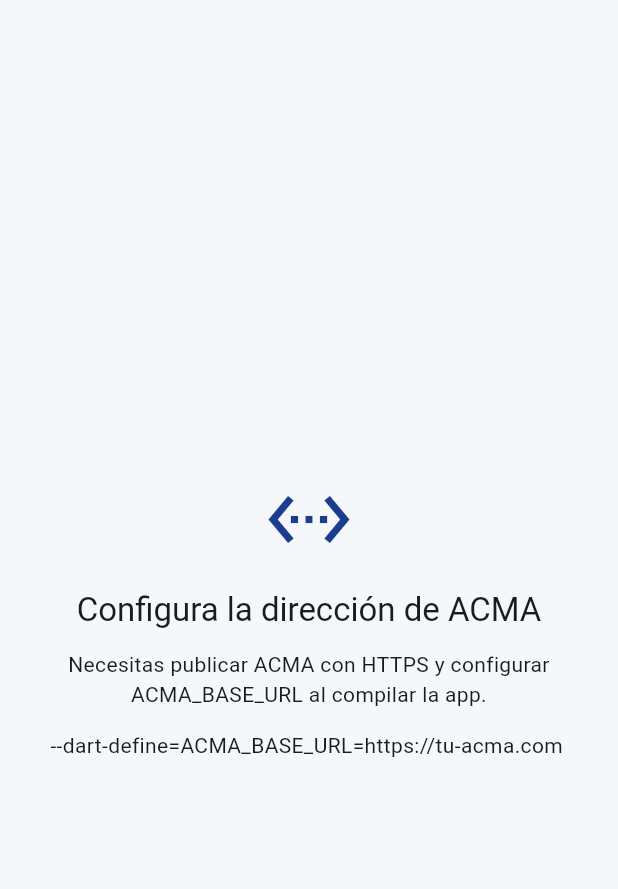
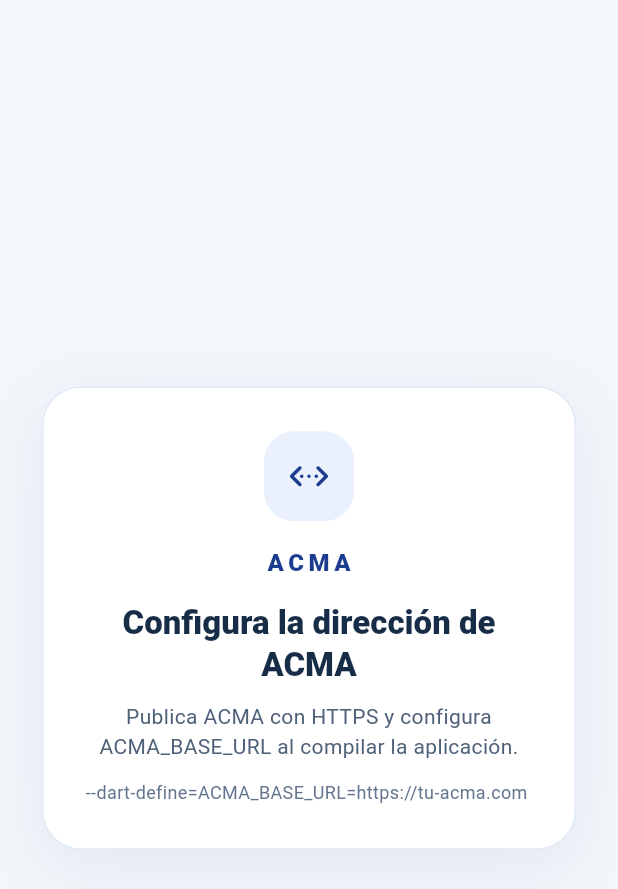
Before and after one commit to ZaidrakeOMG/acme-, a Flutter app: the screen it shows after launch, on a phone screen of 412 x 824 dp. Shown: the top 889 px of the screen. Run offline on Flutter 3.47's test engine with Material 3 defaults, Android fonts, the phone set to English and light mode, and no system bars; our stand-ins replace file_picker, permission_handler, webview_flutter; missing offline and left inert: webview_flutter_android.

Commit message:
feat(android): estados nativos, tema y carga consistentes con ACMA premium

```diff
--- a/mobile_flutter/lib/main.dart
+++ b/mobile_flutter/lib/main.dart
@@ -14,6 +14,12 @@ import 'configuracion_acma.dart';
 
 void main() {
   WidgetsFlutterBinding.ensureInitialized();
+  SystemChrome.setSystemUIOverlayStyle(const SystemUiOverlayStyle(
+    statusBarColor: Color(0xFF112846),
+    statusBarIconBrightness: Brightness.light,
+    systemNavigationBarColor: Color(0xFFF3F6FB),
+    systemNavigationBarIconBrightness: Brightness.dark,
+  ));
   runApp(const AplicacionAcma());
 }
 
@@ -25,9 +31,25 @@ class AplicacionAcma extends StatelessWidget {
         title: 'ACMA',
         debugShowCheckedModeBanner: false,
         theme: ThemeData(
-          colorScheme: ColorScheme.fromSeed(seedColor: const Color(0xFF1C3D8F)),
+          colorScheme: ColorScheme.fromSeed(
+            seedColor: const Color(0xFF1C3D8F),
+            surface: const Color(0xFFF3F6FB),
+          ),
           useMaterial3: true,
-          scaffoldBackgroundColor: const Color(0xFFF5F7FB),
+          scaffoldBackgroundColor: const Color(0xFFF3F6FB),
+          textTheme: const TextTheme(
+            headlineSmall: TextStyle(fontWeight: FontWeight.w800, color: Color(0xFF172D47)),
+            titleLarge: TextStyle(fontWeight: FontWeight.w800, color: Color(0xFF172D47)),
+            bodyMedium: TextStyle(color: Color(0xFF4E6179), height: 1.45),
+          ),
+          filledButtonTheme: FilledButtonThemeData(
+            style: FilledButton.styleFrom(
+              backgroundColor: const Color(0xFF1C3D8F),
+              foregroundColor: Colors.white,
+              minimumSize: const Size(160, 48),
+              shape: RoundedRectangleBorder(borderRadius: BorderRadius.circular(14)),
+            ),
+          ),
         ),
         home: const VistaAcma(),
       );
@@ -57,7 +79,7 @@ class _VistaAcmaState extends State<VistaAcma> {
 
     final controller = WebViewController()
       ..setJavaScriptMode(JavaScriptMode.unrestricted)
-      ..setBackgroundColor(const Color(0xFFF5F7FB))
+      ..setBackgroundColor(const Color(0xFFF3F6FB))
       ..setNavigationDelegate(
         NavigationDelegate(
           onProgress: (valor) {
@@ -169,18 +191,12 @@ class _VistaAcmaState extends State<VistaAcma> {
       return Scaffold(
         body: SafeArea(child: Center(child: Padding(
           padding: const EdgeInsets.all(28),
-          child: Column(mainAxisSize: MainAxisSize.min, children: [
-            const Icon(Icons.settings_ethernet, size: 58, color: Color(0xFF1C3D8F)),
-            const SizedBox(height: 18),
-            Text('Configura la dirección de ACMA', style: Theme.of(context).textTheme.titleLarge,
-                textAlign: TextAlign.center),
-            const SizedBox(height: 12),
-            const Text('Necesitas publicar ACMA con HTTPS y configurar ACMA_BASE_URL al compilar la app.',
-                textAlign: TextAlign.center),
-            const SizedBox(height: 14),
-            const SelectableText('--dart-define=ACMA_BASE_URL=https://tu-acma.com',
-                textAlign: TextAlign.center),
-          ]),
+          child: _PantallaAvisoAcma(
+            icono: Icons.settings_ethernet_rounded,
+            titulo: 'Configura la dirección de ACMA',
+            descripcion: 'Publica ACMA con HTTPS y configura ACMA_BASE_URL al compilar la aplicación.',
+            detalle: '--dart-define=ACMA_BASE_URL=https://tu-acma.com',
+          ),
         ))),
       );
     }
@@ -196,22 +212,28 @@ class _VistaAcmaState extends State<VistaAcma> {
             WebViewWidget(controller: _controlador!),
             if (_progreso < 100 && !_fallo)
               Positioned(top: 0, left: 0, right: 0,
-                child: LinearProgressIndicator(value: _progreso / 100)),
+                child: LinearProgressIndicator(
+                  value: _progreso / 100,
+                  minHeight: 3,
+                  color: const Color(0xFF1C3D8F),
+                  backgroundColor: const Color(0xFFE0E9F8),
+                )),
             if (_fallo)
               Positioned.fill(child: ColoredBox(
-                color: const Color(0xFFF5F7FB),
-                child: Center(child: Padding(padding: const EdgeInsets.all(30),
-                  child: Column(mainAxisSize: MainAxisSize.min, children: [
-                    const Icon(Icons.wifi_off, size: 64, color: Color(0xFF1C3D8F)),
-                    const SizedBox(height: 16),
-                    Text('ACMA no está disponible',
-                        style: Theme.of(context).textTheme.titleLarge),
-                    const SizedBox(height: 10),
-                    Text(_detalle, textAlign: TextAlign.center),
-                    const SizedBox(height: 24),
-                    FilledButton.icon(onPressed: _recargar,
-                        icon: const Icon(Icons.refresh), label: const Text('Reintentar')),
-                  ]),
+                color: const Color(0xFFF3F6FB),
+                child: Center(child: Padding(
+                  padding: const EdgeInsets.all(24),
+                  child: _PantallaAvisoAcma(
+                    icono: Icons.wifi_off_rounded,
+                    titulo: 'ACMA no está disponible',
+                    descripcion: 'Revisa tu conexión e intenta nuevamente.',
+                    detalle: _detalle,
+                    accion: FilledButton.icon(
+                      onPressed: _recargar,
+                      icon: const Icon(Icons.refresh_rounded),
+                      label: const Text('Reintentar'),
+                    ),
+                  ),
                 )),
               )),
           ]),
@@ -220,3 +242,66 @@ class _VistaAcmaState extends State<VistaAcma> {
     );
   }
 }
+
+/** Estados nativos consistentes con el nuevo diseño web; sin emojis. */
+class _PantallaAvisoAcma extends StatelessWidget {
+  const _PantallaAvisoAcma({
+    required this.icono,
+    required this.titulo,
+    required this.descripcion,
+    required this.detalle,
+    this.accion,
+  });
+
+  final IconData icono;
+  final String titulo;
+  final String descripcion;
+  final String detalle;
+  final Widget? accion;
+
+  @override
+  Widget build(BuildContext context) => ConstrainedBox(
+        constraints: const BoxConstraints(maxWidth: 420),
+        child: DecoratedBox(
+          decoration: BoxDecoration(
+            color: Colors.white,
+            border: Border.all(color: const Color(0xFFE1EAF6)),
+            borderRadius: BorderRadius.circular(26),
+            boxShadow: const [BoxShadow(
+              blurRadius: 36, offset: Offset(0, 12),
+              color: Color(0x14213B64),
+            )],
+          ),
+          child: Padding(
+            padding: const EdgeInsets.symmetric(vertical: 30, horizontal: 24),
+            child: Column(mainAxisSize: MainAxisSize.min, children: [
+              Container(
+                width: 60, height: 60,
+                decoration: BoxDecoration(
+                  color: const Color(0xFFEAF1FD),
+                  borderRadius: BorderRadius.circular(20),
+                ),
+                child: Icon(icono, size: 29, color: const Color(0xFF1C3D8F)),
+              ),
+              const SizedBox(height: 16),
+              const Text('ACMA', style: TextStyle(
+                letterSpacing: 3, fontWeight: FontWeight.w900,
+                fontSize: 16, color: Color(0xFF1C3D8F),
+              )),
+              const SizedBox(height: 15),
+              Text(titulo, style: Theme.of(context).textTheme.titleLarge,
+                  textAlign: TextAlign.center),
+              const SizedBox(height: 10),
+              Text(descripcion, textAlign: TextAlign.center),
+              const SizedBox(height: 12),
+              SelectableText(detalle, textAlign: TextAlign.center,
+                style: const TextStyle(fontSize: 12, color: Color(0xFF62748E))),
+              if (accion != null) ...[
+                const SizedBox(height: 24),
+                accion!,
+              ],
+            ]),
+          ),
+        ),
+      );
+}
```
